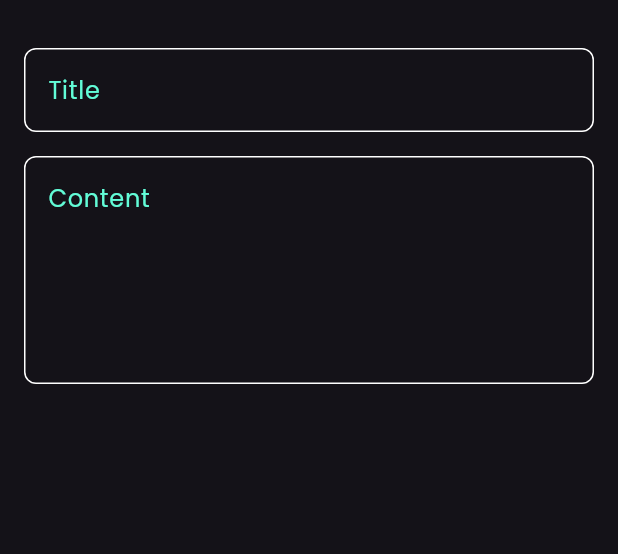
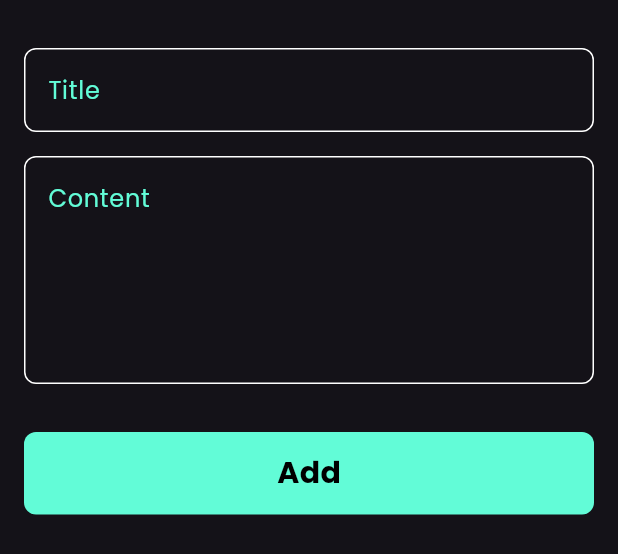
Before and after one commit to AmmarHabbab/NotesApp, a Flutter app: the AddNoteButtonSheet widget shown alone on an empty page, opened directly, on a phone screen of 412 x 824 dp. Shown: the top 554 px of the screen. Run offline on Flutter 3.47's test engine with Material 3 defaults, Android fonts, the phone set to English and light mode, and no system bars; our stand-ins replace font_awesome_flutter.

Commit message:
finish notes bottom sheet

```diff
--- a/lib/widgets/add_note_bottom_sheet.dart
+++ b/lib/widgets/add_note_bottom_sheet.dart
@@ -1,5 +1,8 @@
 import 'package:flutter/material.dart';
+import 'package:notes_app/constants.dart';
 import 'package:notes_app/widgets/custom_text_field.dart';
+
+import 'custom_button.dart';
 
 class AddNoteButtonSheet extends StatelessWidget {
   const AddNoteButtonSheet({super.key});
@@ -8,6 +11,8 @@ class AddNoteButtonSheet extends StatelessWidget {
   Widget build(BuildContext context) {
     return const Padding(
       padding: EdgeInsets.symmetric(horizontal: 16),
+      child: SingleChildScrollView(
+        // this say shrink the spacer says expand u cant use them together
         child: Column(
           children: [
             SizedBox(
@@ -23,7 +28,15 @@ class AddNoteButtonSheet extends StatelessWidget {
               hint: 'Content',
               maxLines: 5,
             ),
+            SizedBox(
+              height: 32,
+            ),
+            CustomButton(),
+            SizedBox(
+              height: 16,
+            ),
           ],
+        ),
       ),
     );
   }
--- /dev/null
+++ b/lib/widgets/custom_button.dart
@@ -0,0 +1,31 @@
+import 'package:flutter/material.dart';
+
+import '../constants.dart';
+
+class CustomButton extends StatelessWidget {
+  const CustomButton({super.key});
+
+  @override
+  Widget build(BuildContext context) {
+    return Container(
+      width: MediaQuery.of(context).size.width, // take the size of screen
+      height: 55,
+      decoration: BoxDecoration(
+        color: kPrimaryColor,
+        borderRadius: BorderRadius.circular(
+          8,
+        ),
+      ),
+      child: const Center(
+        child: Text(
+          'Add',
+          style: TextStyle(
+            color: Colors.black,
+            fontWeight: FontWeight.bold,
+            fontSize: 20,
+          ),
+        ),
+      ),
+    );
+  }
+}
```
Lines whose indentation alone changed are shown as unchanged.
